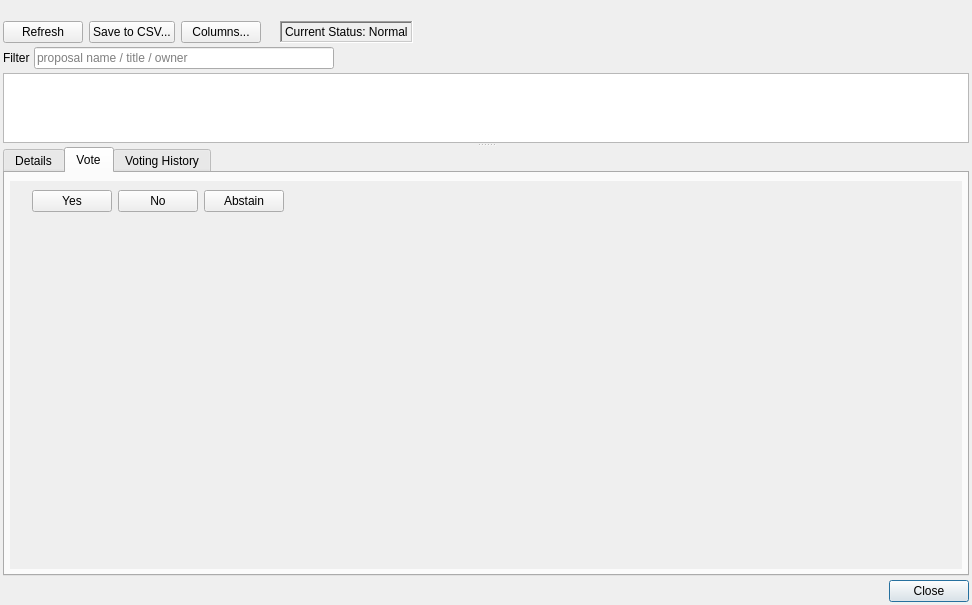
Above: src/qt/forms/proposalvotedialog.ui from divpra01/BlockDX before the change. Below: the same form after it.
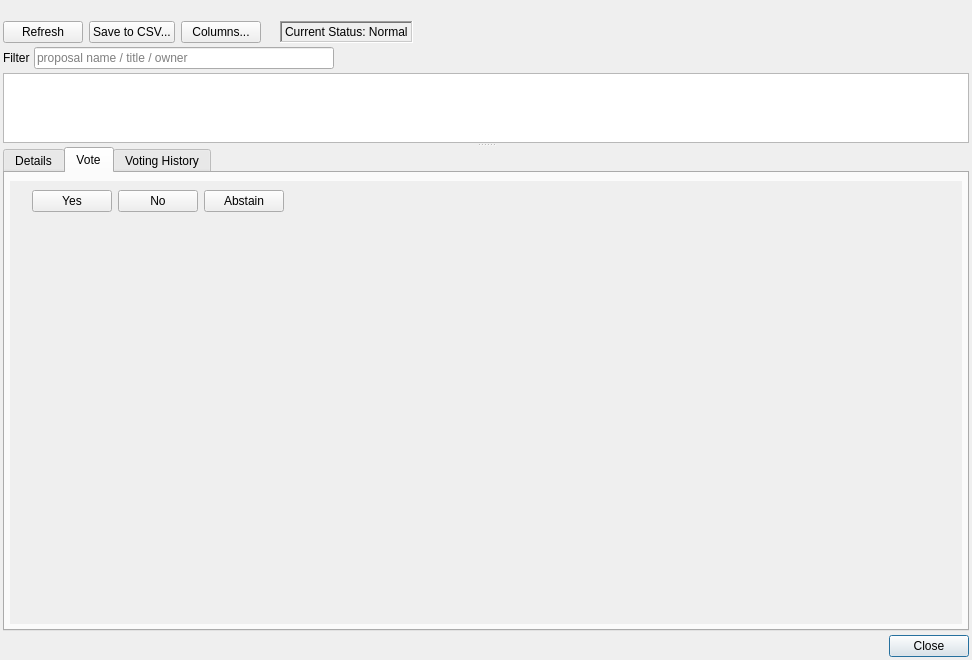
That is the form after the change. Icons and pictures are not drawn.

Commit message: new-proposal-voting-ui: Minimize buttons added.

The edit to the form file:
```diff
--- a/src/qt/forms/proposalvotedialog.ui
+++ b/src/qt/forms/proposalvotedialog.ui
@@ -7,25 +7,25 @@
     <x>0</x>
     <y>0</y>
     <width>972</width>
-    <height>605</height>
+    <height>660</height>
    </rect>
   </property>
   <property name="sizePolicy">
-   <sizepolicy hsizetype="Fixed" vsizetype="Fixed">
+   <sizepolicy hsizetype="Minimum" vsizetype="Minimum">
     <horstretch>0</horstretch>
     <verstretch>0</verstretch>
    </sizepolicy>
   </property>
   <property name="minimumSize">
    <size>
-    <width>0</width>
-    <height>0</height>
+    <width>972</width>
+    <height>660</height>
    </size>
   </property>
   <property name="maximumSize">
    <size>
     <width>972</width>
-    <height>605</height>
+    <height>660</height>
    </size>
   </property>
   <property name="sizeIncrement">
@@ -316,7 +316,7 @@
              <x>0</x>
              <y>0</y>
              <width>952</width>
-             <height>363</height>
+             <height>418</height>
             </rect>
            </property>
            <layout class="QVBoxLayout" name="verticalLayout_3">
```
Left out of the diff: 4 changed lines with no effect on the pictures. The commit also changes 2 other files.
